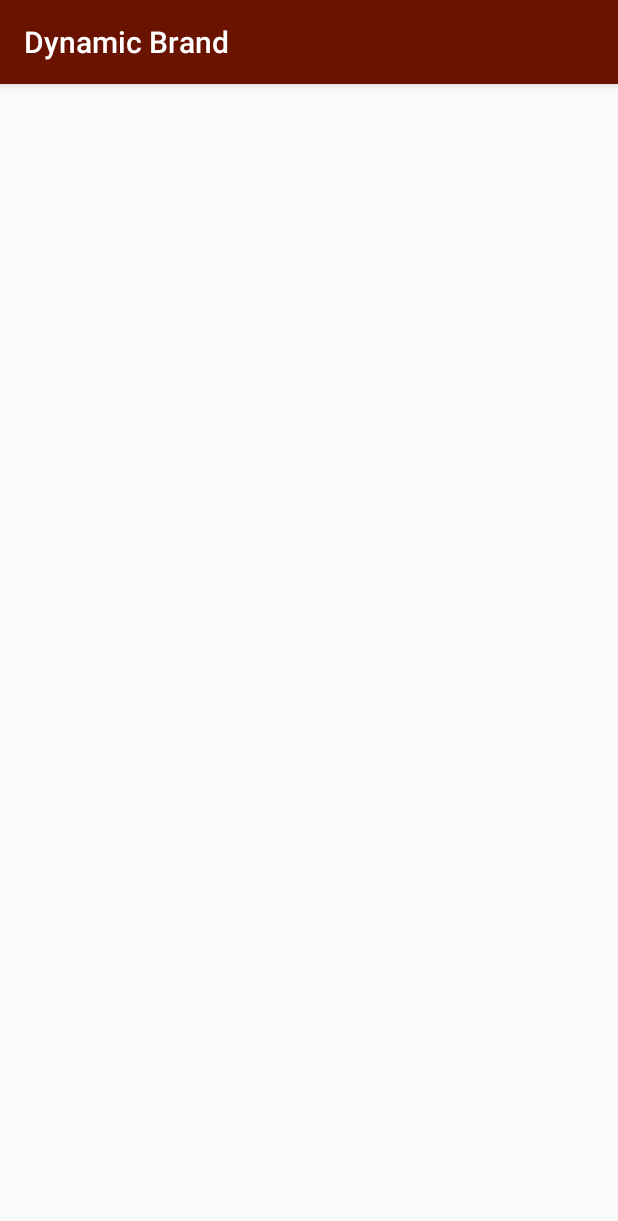
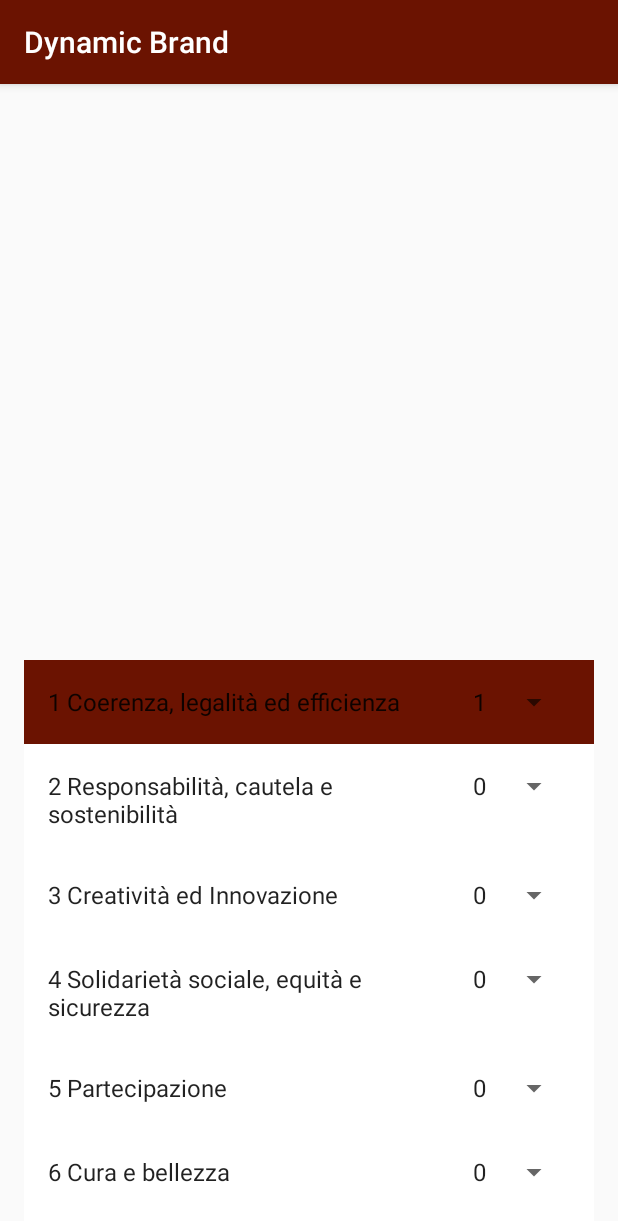
Before and after one commit to INDAPP/dynamicbrand, an Android app: the GenerationActivity screen opened directly, with no data from a screen before it, on a phone screen of 412 x 824 dp. Shown: the top 1221 px of the screen. Run offline under Robolectric (Android 15) with nearby library versions, the phone set to English and light mode, and no system bars.

Commit message:
Principles fragment implemented

```diff
--- a/app/src/main/java/it/fdc/dynamicbrand/GenerationActivity.java
+++ b/app/src/main/java/it/fdc/dynamicbrand/GenerationActivity.java
@@ -3,11 +3,28 @@ package it.fdc.dynamicbrand;
 import android.support.v7.app.AppCompatActivity;
 import android.os.Bundle;
 
-public class GenerationActivity extends AppCompatActivity {
+public class GenerationActivity extends AppCompatActivity implements PrincipleFragment.OnPrincipleFragmentInteractionListener {
+    private int[] mPrinciples = new int[] {1,0,0,0,0,0,0,1,0};
+
 
     @Override
     protected void onCreate(Bundle savedInstanceState) {
         super.onCreate(savedInstanceState);
         setContentView(R.layout.activity_generation);
+        getSupportFragmentManager()
+                .beginTransaction()
+                .add(R.id.container, PrincipleFragment.newInstance(1))
+                .commit();
+    }
+
+    @Override
+    public int onRequestPrincipleValue(int index) {
+        return mPrinciples[index];
+    }
+
+    @Override
+    public void onSetPrincipleValue(int index, int value) {
+        mPrinciples[index] = value;
+        //TODO: refresh dell'elemento
     }
 }
--- a/app/src/main/java/it/fdc/dynamicbrand/PrincipleFragment.java
+++ b/app/src/main/java/it/fdc/dynamicbrand/PrincipleFragment.java
@@ -20,10 +20,7 @@ import java.util.List;
  * interface.
  */
 public class PrincipleFragment extends Fragment {
-
-    // TODO: Customize parameter argument names
     private static final String ARG_COLUMN_COUNT = "column-count";
-    // TODO: Customize parameters
     private int mColumnCount = 1;
     private OnPrincipleFragmentInteractionListener mListener;
 
@@ -34,8 +31,6 @@ public class PrincipleFragment extends Fragment {
     public PrincipleFragment() {
     }
 
-    // TODO: Customize parameter initialization
-    @SuppressWarnings("unused")
     public static PrincipleFragment newInstance(int columnCount) {
         PrincipleFragment fragment = new PrincipleFragment();
         Bundle args = new Bundle();
@@ -67,7 +62,8 @@ public class PrincipleFragment extends Fragment {
             } else {
                 recyclerView.setLayoutManager(new GridLayoutManager(context, mColumnCount));
             }
-            recyclerView.setAdapter(new PrincipleViewAdapter(new ArrayList<Object>(), mListener));
+            String[] principles = getResources().getStringArray(R.array.principles_titles);
+            recyclerView.setAdapter(new PrincipleViewAdapter(principles, mListener));
         }
         return view;
     }
@@ -101,7 +97,7 @@ public class PrincipleFragment extends Fragment {
      * >Communicating with Other Fragments</a> for more information.
      */
     public interface OnPrincipleFragmentInteractionListener {
-        // TODO: Update argument type and name
-        void onPrincipleFragmentInteraction(Object object);
+        int onRequestPrincipleValue(int index);
+        void onSetPrincipleValue(int index, int value);
     }
 }
--- a/app/src/main/java/it/fdc/dynamicbrand/PrincipleViewAdapter.java
+++ b/app/src/main/java/it/fdc/dynamicbrand/PrincipleViewAdapter.java
@@ -1,12 +1,17 @@
 package it.fdc.dynamicbrand;
 
+import android.graphics.Color;
+import android.support.v4.content.ContextCompat;
 import android.support.v7.widget.RecyclerView;
 import android.view.LayoutInflater;
 import android.view.View;
 import android.view.ViewGroup;
+import android.widget.AdapterView;
+import android.widget.ArrayAdapter;
+import android.widget.Spinner;
 import android.widget.TextView;
 
-import java.util.List;
+import java.util.Arrays;
 
 /**
  * {@link RecyclerView.Adapter} that can display a {@link Object} and makes a call to the
@@ -15,58 +20,84 @@ import java.util.List;
  */
 public class PrincipleViewAdapter extends RecyclerView.Adapter<PrincipleViewAdapter.ViewHolder> {
 
-    private final List<Object> mValues;
+    private final String[] mTitles;
     private final PrincipleFragment.OnPrincipleFragmentInteractionListener mListener;
+    private String[] mValues;
 
-    public PrincipleViewAdapter(List<Object> items, PrincipleFragment.OnPrincipleFragmentInteractionListener listener) {
-        mValues = items;
+    public PrincipleViewAdapter(String[] values, PrincipleFragment.OnPrincipleFragmentInteractionListener listener) {
         mListener = listener;
+        mTitles = values;
     }
 
     @Override
     public ViewHolder onCreateViewHolder(ViewGroup parent, int viewType) {
         View view = LayoutInflater.from(parent.getContext())
                 .inflate(R.layout.cell_principle, parent, false);
-        return new ViewHolder(view);
+        mValues = view.getResources().getStringArray(R.array.principles_values);
+        return new ViewHolder(view, mValues);
     }
 
     @Override
-    public void onBindViewHolder(final ViewHolder holder, int position) {
-        holder.mItem = mValues.get(position);
-
+    public void onBindViewHolder(final ViewHolder holder, final int position) {
+        holder.mTitle.setText(mTitles[position]);
+        if (null != mListener) {
+            holder.setValue(mListener.onRequestPrincipleValue(position));
+        }
+        holder.mView.setBackgroundColor(holder.getValue() > 0 ?
+                ContextCompat.getColor(holder.mView.getContext(), R.color.colorPrimary) :
+                Color.WHITE);
         holder.mView.setOnClickListener(new View.OnClickListener() {
             @Override
             public void onClick(View v) {
                 if (null != mListener) {
                     // Notify the active callbacks interface (the activity, if the
                     // fragment is attached to one) that an item has been selected.
-                    mListener.onPrincipleFragmentInteraction(holder.mItem);
+                    mListener.onSetPrincipleValue(position, 1);
                 }
+            }
+        });
+
+        holder.mSpinner.setOnItemSelectedListener(new AdapterView.OnItemSelectedListener() {
+            @Override
+            public void onItemSelected(AdapterView<?> parent, View view, int p, long id) {
+                if (null != mListener)
+                    mListener.onSetPrincipleValue(position,
+                            Integer.valueOf(parent.getSelectedItem().toString()));
+            }
+
+            @Override
+            public void onNothingSelected(AdapterView<?> parent) {
+                if (null != mListener)
+                    mListener.onSetPrincipleValue(position, 0);
             }
         });
     }
 
     @Override
     public int getItemCount() {
-        return mValues.size();
+        return mTitles.length;
     }
 
     public class ViewHolder extends RecyclerView.ViewHolder {
         public final View mView;
-        public final TextView mIdView;
-        public final TextView mContentView;
-        public Object mItem;
+        public final TextView mTitle;
+        public final Spinner mSpinner;
 
-        public ViewHolder(View view) {
+        public ViewHolder(View view, String[] values) {
             super(view);
             mView = view;
-            mIdView = (TextView) view.findViewById(R.id.id);
-            mContentView = (TextView) view.findViewById(R.id.content);
+            mTitle = (TextView) view.findViewById(R.id.id);
+            mSpinner = (Spinner) view.findViewById(R.id.spinner);
+            mSpinner.setAdapter(new ArrayAdapter<>(view.getContext(),
+                    android.R.layout.simple_spinner_item,values));
         }
 
-        @Override
-        public String toString() {
-            return super.toString() + " '" + mContentView.getText() + "'";
+        public int getValue() {
+            return Integer.valueOf(mSpinner.getSelectedItem().toString());
+        }
+
+        public void setValue(int value) {
+            mSpinner.setSelection(value);
         }
     }
 
--- a/app/src/main/res/layout/activity_generation.xml
+++ b/app/src/main/res/layout/activity_generation.xml
@@ -1,10 +1,23 @@
 <?xml version="1.0" encoding="utf-8"?>
-<android.support.constraint.ConstraintLayout xmlns:android="http://schemas.android.com/apk/res/android"
+<LinearLayout xmlns:android="http://schemas.android.com/apk/res/android"
     xmlns:app="http://schemas.android.com/apk/res-auto"
     xmlns:tools="http://schemas.android.com/tools"
     android:id="@+id/activity_generation"
     android:layout_width="match_parent"
     android:layout_height="match_parent"
+    android:orientation="vertical"
     tools:context="it.fdc.dynamicbrand.GenerationActivity">
+    <ImageView
+        android:id="@+id/imageView"
+        android:layout_width="match_parent"
+        android:layout_height="0dp"
+        android:layout_weight="1"
 
-</android.support.constraint.ConstraintLayout>
+        />
+
+    <FrameLayout
+        android:id="@+id/container"
+        android:layout_width="match_parent"
+        android:layout_height="0dp"
+        android:layout_weight="1" />
+</LinearLayout>
--- a/app/src/main/res/layout/cell_principle.xml
+++ b/app/src/main/res/layout/cell_principle.xml
@@ -1,20 +1,21 @@
 <?xml version="1.0" encoding="utf-8"?>
 <LinearLayout xmlns:android="http://schemas.android.com/apk/res/android"
-    android:layout_width="wrap_content"
+    android:layout_width="match_parent"
     android:layout_height="wrap_content"
     android:orientation="horizontal">
 
     <TextView
         android:id="@+id/id"
-        android:layout_width="wrap_content"
+        android:layout_width="0dp"
+        android:layout_weight="1"
         android:layout_height="wrap_content"
         android:layout_margin="@dimen/text_margin"
         android:textAppearance="?attr/textAppearanceListItem" />
 
-    <TextView
-        android:id="@+id/content"
+    <Spinner
+        android:id="@+id/spinner"
         android:layout_width="wrap_content"
         android:layout_height="wrap_content"
-        android:layout_margin="@dimen/text_margin"
-        android:textAppearance="?attr/textAppearanceListItem" />
+        android:entries="@array/principles_values"
+        android:layout_margin="@dimen/text_margin" />
 </LinearLayout>
--- a/app/src/main/res/values/strings.xml
+++ b/app/src/main/res/values/strings.xml
@@ -1,3 +1,24 @@
 <resources>
     <string name="app_name">Dynamic Brand</string>
+
+    <string-array name="principles_titles">
+        <item>1 Coerenza, legalità ed efficienza</item>
+        <item>2 Responsabilità, cautela e sostenibilità</item>
+        <item>3 Creatività ed Innovazione</item>
+        <item>4 Solidarietà sociale, equità e sicurezza</item>
+        <item>5 Partecipazione</item>
+        <item>6 Cura e bellezza</item>
+        <item>7 Genius loci</item>
+        <item>8 Consapevolezza</item>
+        <item>9 Semplicità e relazionalità</item>
+    </string-array>
+
+    <string-array name="principles_values">
+        <item>0</item>
+        <item>1</item>
+        <item>2</item>
+        <item>3</item>
+        <item>4</item>
+        <item>5</item>
+    </string-array>
 </resources>
```
